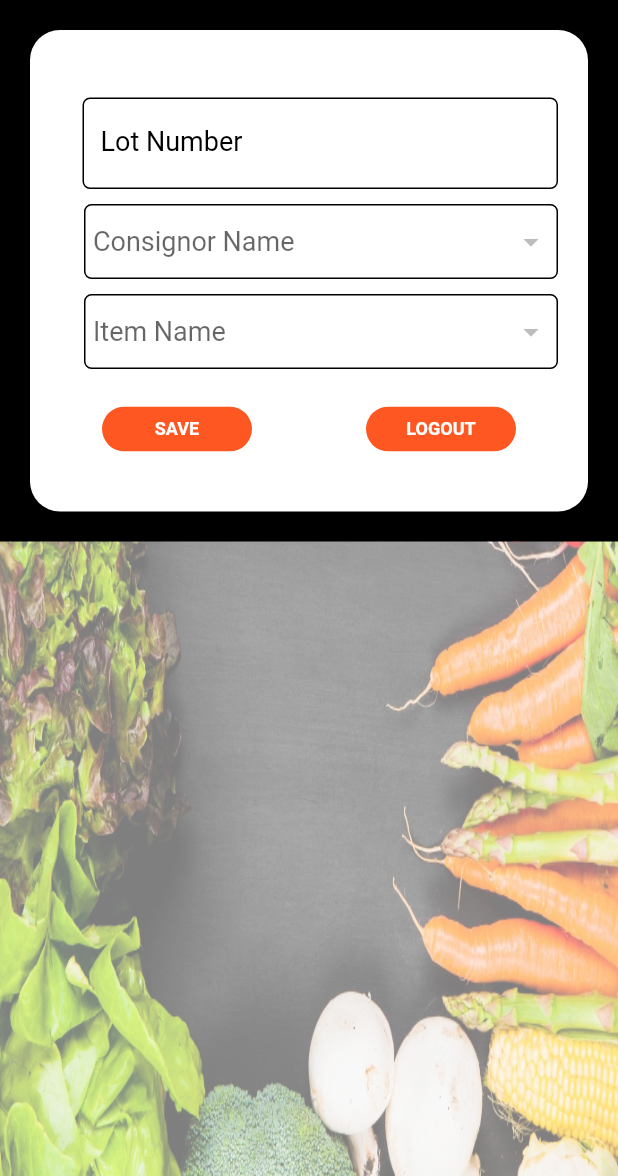
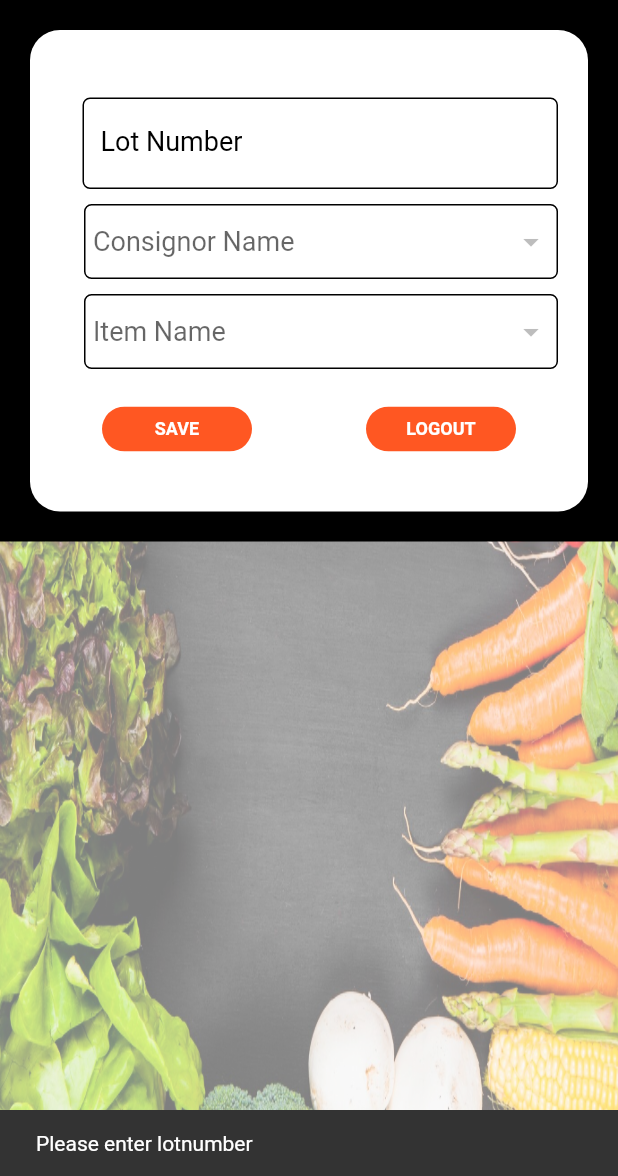
Before and after one commit to mukesh1811/ngx, a Flutter app: the Lotnumber screen opened directly, after a tap on "SAVE", on a phone screen of 412 x 824 dp, the part 60-1236 px from its top. Run offline on Flutter 3.47's test engine with Material 2 defaults, Android fonts, the phone set to English and light mode, and no system bars; our stand-ins replace csv, file_picker, permission_handler, sqflite; missing offline and left inert: excel; accounts and stored records are empty.

Commit message:
lotnumber screen and db working

```diff
--- a/lib/screens/DB_Helper.dart
+++ b/lib/screens/DB_Helper.dart
@@ -50,6 +50,13 @@ class DB_Helper {
 		amount INTEGER
      )
       """);
+
+    await database.execute("""CREATE TABLE lotnumber(
+        lot_no TEXT,
+        consignor_name TEXT,
+        item_name TEXT,
+     )
+      """);
   }
 
   static Future<int> createRetail(Map<String, dynamic> data) async {
@@ -74,6 +81,15 @@ class DB_Helper {
     final db = await DB_Helper.db();
 
     final id = await db.insert('tokens', data,
+        conflictAlgorithm: ConflictAlgorithm.fail);
+
+    return id;
+  }
+
+  static Future<int> createlotnumber(Map<String, dynamic> data) async {
+    final db = await DB_Helper.db();
+
+    final id = await db.insert('lotnumber', data,
         conflictAlgorithm: ConflictAlgorithm.fail);
 
     return id;
@@ -138,6 +154,7 @@ class DB_Helper {
     await db.delete('tokens');
     await db.delete('receipts');
     await db.delete('retail');
+    await db.delete('lotnumber');
 
     return 1;
   }
@@ -215,6 +232,17 @@ class DB_Helper {
         await db.query('tokens', where: '_rowid_ = ?', whereArgs: [token_id]);
 
     print('Token: ${res}');
+
+    return res[0];
+  }
+
+  static Future<Map<String, Object?>> getlotnumbere(int token_id) async {
+    final db = await DB_Helper.db();
+
+    var res = await db
+        .query('lotnumber', where: '_rowid_ = ?', whereArgs: [token_id]);
+
+    print('Lotnumber: ${res}');
 
     return res[0];
   }
--- a/lib/screens/lotnumber.dart
+++ b/lib/screens/lotnumber.dart
@@ -1,6 +1,7 @@
 import 'package:flutter/material.dart';
 import 'package:ngx/screens/ConfigHelper.dart';
 
+import 'DB_Helper.dart';
 import 'loginpage.dart';
 
 TextEditingController _lotno = TextEditingController();
@@ -26,8 +27,8 @@ class _LotnumberState extends State<Lotnumber> {
   late List<String> item_name_list = [];
 
   void _populateDropdown() async {
-    final conslist = await getList("consignor_name");
-    final itemlist = await getList("item_name");
+    final conslist = await getConsignorList();
+    final itemlist = await getItemList();
 
     setState(() {
       consignor_names_list = conslist!;
@@ -187,7 +188,7 @@ class _LotnumberState extends State<Lotnumber> {
                                   child: DropdownButton<String>(
                                       hint: const Text("Item Name"),
                                       style: const TextStyle(
-                                        color: Colors.white,
+                                        color: Colors.black,
                                         fontSize: 18,
                                       ),
                                       value: item_name_value,
@@ -236,7 +237,13 @@ class _LotnumberState extends State<Lotnumber> {
                                             fontSize: 12,
                                             fontWeight: FontWeight.bold),
                                       ),
-                                      onPressed: () async {},
+                                      onPressed: canSave
+                                          ? () async {
+                                              var snackBar = await saveToDB();
+                                              ScaffoldMessenger.of(context)
+                                                  .showSnackBar(snackBar);
+                                            }
+                                          : null,
                                       child: Center(child: const Text('SAVE')),
                                     ),
                                   ],
@@ -289,4 +296,45 @@ class _LotnumberState extends State<Lotnumber> {
           ))
     ]);
   }
+
+  Future<SnackBar> saveToDB() async {
+    print("Save");
+
+    if (_lotno.text.trim() == "") {
+      return const SnackBar(content: Text("Please enter lotnumber"));
+    }
+
+    if (consignor_name_value == null) {
+      return const SnackBar(content: Text("Please select a consignor name"));
+    }
+
+    if (item_name_value == null) {
+      return const SnackBar(content: Text("Please select a item name"));
+    }
+
+    final data = {
+      'consignor_name': consignor_name_value,
+      'item_name': item_name_value,
+      'lot_no': _lotno.text
+    };
+
+    int id = await DB_Helper.createlotnumber(data);
+
+    print("id");
+    print(id);
+
+    _clearFields();
+
+    return const SnackBar(content: Text("Lot number saved successfully!"));
+  }
+
+  void _clearFields() {
+    setState(() {
+      consignor_name_value = null;
+      item_name_value = null;
+      _lotno.text = "";
+
+      print("cleared!");
+    });
+  }
 }
```
